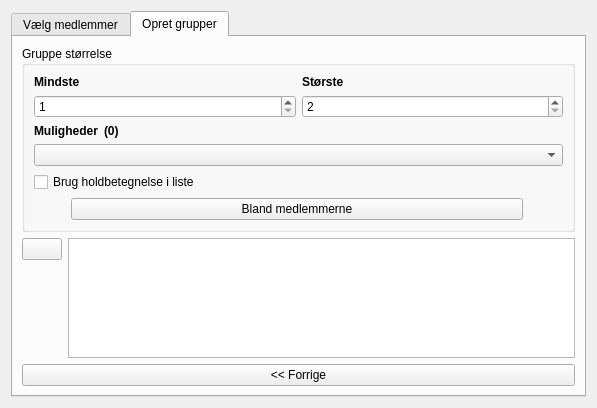
This is tabs/groupcreator.ui in froksen/opencltoolsv2 as Qt 5 draws it before an edit. The edited form follows.
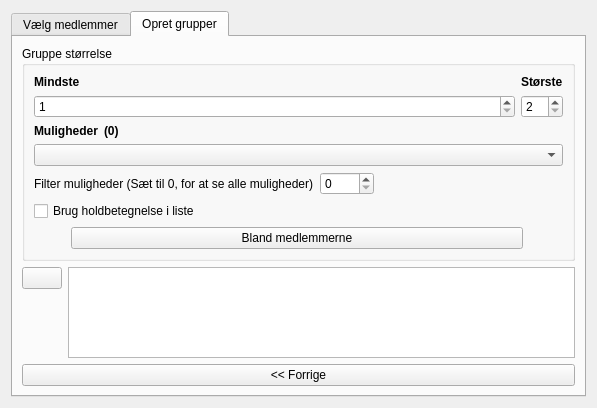
This is the edited form. The open tabs and pages were chosen to show the change. Icons and pictures are not drawn.

Diff of the .ui file:
```diff
--- a/tabs/groupcreator.ui
+++ b/tabs/groupcreator.ui
@@ -17,7 +17,7 @@
    <item>
     <widget class="QTabWidget" name="tabWidget">
      <property name="currentIndex">
-      <number>0</number>
+      <number>1</number>
      </property>
      <widget class="QWidget" name="tabSelectMembers">
       <attribute name="title">
@@ -236,38 +236,31 @@
          <layout class="QVBoxLayout" name="verticalLayout_5">
           <item>
            <layout class="QGridLayout" name="gridLayout_2">
-            <item row="3" column="0" colspan="2">
+            <item row="0" column="2">
+             <widget class="QLabel" name="label_4">
+              <property name="font">
+               <font>
+                <weight>75</weight>
+                <bold>true</bold>
+               </font>
+              </property>
+              <property name="text">
+               <string>Største</string>
+              </property>
+             </widget>
+            </item>
+            <item row="3" column="1" colspan="2">
              <widget class="QComboBox" name="groupSizeOptions"/>
             </item>
-            <item row="0" column="0">
-             <widget class="QLabel" name="label_3">
-              <property name="font">
-               <font>
-                <weight>75</weight>
-                <bold>true</bold>
-               </font>
-              </property>
-              <property name="text">
-               <string>Mindste</string>
-              </property>
-             </widget>
-            </item>
-            <item row="1" column="1">
+            <item row="1" column="2">
              <widget class="QSpinBox" name="groupSizeMax">
               <property name="minimum">
                <number>2</number>
               </property>
              </widget>
             </item>
-            <item row="1" column="0">
-             <widget class="QSpinBox" name="groupSizeMin">
-              <property name="minimum">
-               <number>1</number>
-              </property>
-             </widget>
-            </item>
             <item row="0" column="1">
-             <widget class="QLabel" name="label_4">
+             <widget class="QLabel" name="label_3">
               <property name="font">
                <font>
                 <weight>75</weight>
@@ -275,11 +268,11 @@
                </font>
               </property>
               <property name="text">
-               <string>Største</string>
+               <string>Mindste</string>
               </property>
              </widget>
             </item>
-            <item row="2" column="0" colspan="2">
+            <item row="2" column="1" colspan="2">
              <layout class="QGridLayout" name="gridLayout_3" columnstretch="0,1">
               <item row="0" column="0">
                <widget class="QLabel" name="label_5">
@@ -309,7 +302,14 @@
               </item>
              </layout>
             </item>
-            <item row="4" column="0">
+            <item row="1" column="1">
+             <widget class="QSpinBox" name="groupSizeMin">
+              <property name="minimum">
+               <number>1</number>
+              </property>
+             </widget>
+            </item>
+            <item row="6" column="1">
              <widget class="QCheckBox" name="useTeamNameInList">
               <property name="text">
                <string>Brug holdbetegnelse i liste</string>
@@ -319,6 +319,40 @@
               </property>
              </widget>
             </item>
+            <item row="5" column="1">
+             <layout class="QHBoxLayout" name="horizontalLayout_3">
+              <item>
+               <widget class="QLabel" name="label_7">
+                <property name="text">
+                 <string>Filter muligheder (Sæt til 0, for at se alle muligheder)</string>
+                </property>
+               </widget>
+              </item>
+              <item>
+               <widget class="QSpinBox" name="filterGroupOptions">
+                <property name="toolTip">
+                 <string>Filter mulighederne for gruppestørrelse. Således at man kun ser alle de muligheder hvor der dannes et antal grupper.</string>
+                </property>
+                <property name="maximum">
+                 <number>1000</number>
+                </property>
+               </widget>
+              </item>
+              <item>
+               <spacer name="horizontalSpacer_7">
+                <property name="orientation">
+                 <enum>Qt::Horizontal</enum>
+                </property>
+                <property name="sizeHint" stdset="0">
+                 <size>
+                  <width>40</width>
+                  <height>20</height>
+                 </size>
+                </property>
+               </spacer>
+              </item>
+             </layout>
+            </item>
            </layout>
           </item>
           <item>
```
